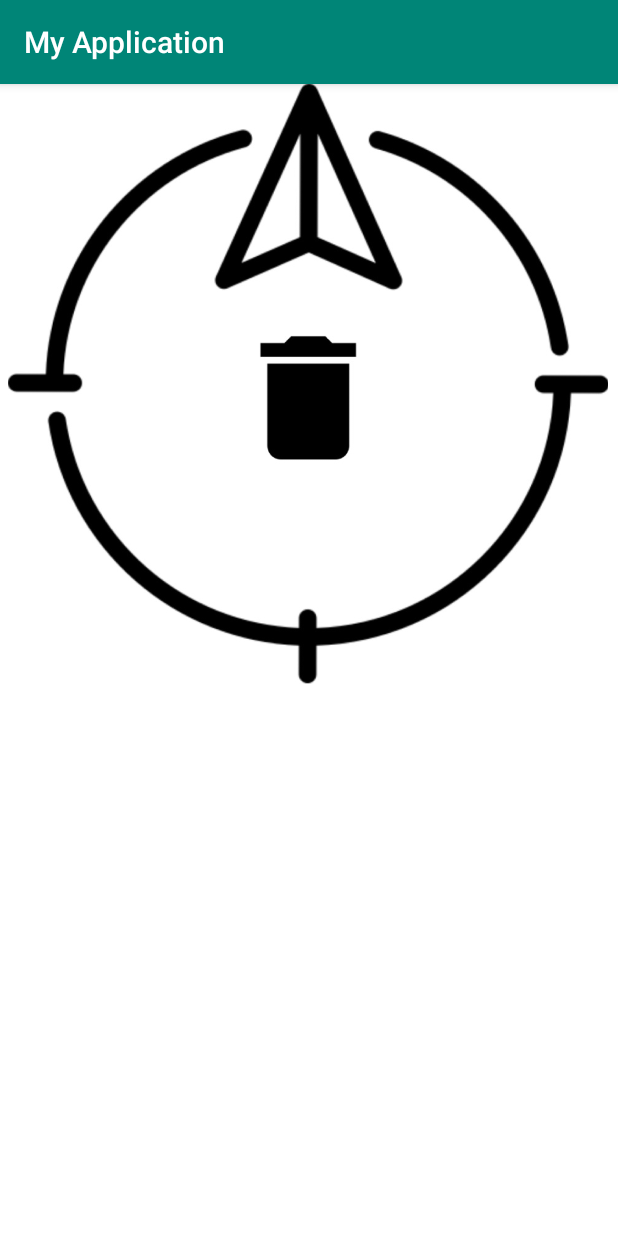
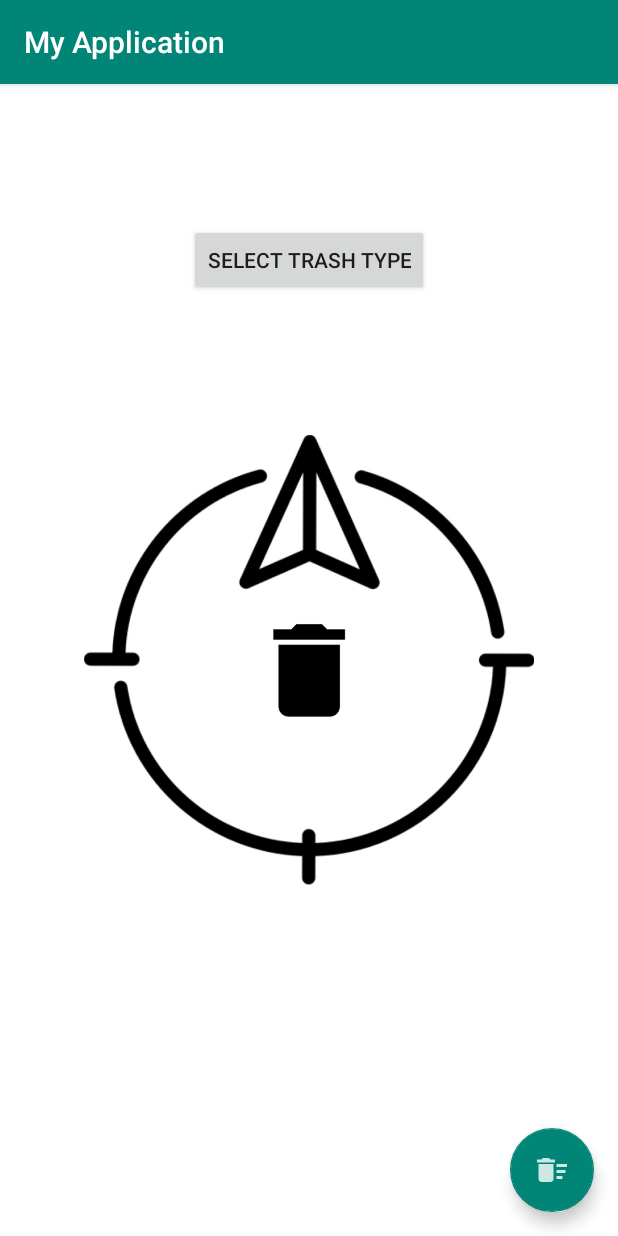
Before and after one commit to kiarashjamshidi/androidproject, an Android app: the screen it shows after launch (Compass), on a phone screen of 412 x 824 dp. Run offline under Robolectric (Android 15) with nearby library versions, the phone set to English and light mode, and no system bars.

Commit message:
floating action button added

```diff
--- a/TrashMap/app/build.gradle
+++ b/TrashMap/app/build.gradle
@@ -26,4 +26,7 @@ dependencies {
     testImplementation 'junit:junit:4.12'
     androidTestImplementation 'androidx.test:runner:1.2.0'
     androidTestImplementation 'androidx.test.espresso:espresso-core:3.2.0'
+    implementation 'com.google.android.material:material:1.0.0'
+
+
 }
--- a/TrashMap/app/src/main/java/android/sxample/myapplication/Compass.java
+++ b/TrashMap/app/src/main/java/android/sxample/myapplication/Compass.java
@@ -8,9 +8,41 @@ import android.hardware.SensorEventListener;
 import android.hardware.SensorEventListener2;
 import android.hardware.SensorManager;
 import android.os.Bundle;
+import android.content.Intent;
+import android.view.View;
 import android.view.animation.Animation;
 import android.view.animation.RotateAnimation;
 import android.widget.ImageView;
+import android.widget.Toast;
+
+
+import androidx.annotation.NonNull;
+import androidx.appcompat.app.AppCompatActivity;
+import androidx.appcompat.app.AlertDialog;
+
+import android.location.Location;
+import android.location.LocationListener;
+import android.location.LocationManager;
+import android.os.Bundle;
+import android.Manifest;
+import android.content.pm.PackageManager;
+import android.provider.Settings;
+import android.view.View;
+import android.widget.Button;
+import android.widget.Toast;
+import android.content.ContentValues;
+import android.content.Intent;
+import android.net.Uri;
+import android.os.Build;
+import android.provider.MediaStore;
+import android.widget.ImageView;
+
+import android.content.DialogInterface;
+import android.widget.TextView;
+
+import java.util.ArrayList;
+
+import com.google.android.material.floatingactionbutton.FloatingActionButton;
 
 public class Compass extends AppCompatActivity  implements SensorEventListener {
     private ImageView imageView;
@@ -20,6 +52,13 @@ public class Compass extends AppCompatActivity  implements SensorEventListener {
     private float currentazimuth =0f;
     private SensorManager mSensorManager;
 
+    Button mType2;
+    TextView mTypesSelected2;
+    String[] listTypes2;
+    boolean[] checkedTypes2;
+    ArrayList<Integer> mUserTypes2 = new ArrayList<>();
+
+
 
     @Override
     protected void onCreate(Bundle savedInstanceState) {
@@ -28,6 +67,73 @@ public class Compass extends AppCompatActivity  implements SensorEventListener {
         imageView =(ImageView)findViewById(R.id.compass);
         mSensorManager = (SensorManager)getSystemService(SENSOR_SERVICE);
 
+        FloatingActionButton fab = findViewById(R.id.fab_btn);
+        fab.setOnClickListener(new View.OnClickListener() {
+            @Override
+            public void onClick(View v) {
+                Intent intent = new Intent(Compass.this, Camera.class);
+                startActivity(intent);
+            }
+        });
+
+        mType2 = findViewById(R.id.btnTypes2);
+        mTypesSelected2 = findViewById(R.id.tvTypesSelected2);
+
+        listTypes2 = getResources().getStringArray(R.array.trash_type);
+        checkedTypes2 = new boolean[listTypes2.length];
+
+        mType2.setOnClickListener(new View.OnClickListener() {
+            @Override
+            public void onClick(View view) {
+                AlertDialog.Builder mBuilder = new AlertDialog.Builder(Compass.this);
+                mBuilder.setMultiChoiceItems(listTypes2, checkedTypes2, new DialogInterface.OnMultiChoiceClickListener() {
+                    @Override
+                    public void onClick(DialogInterface dialogInterface, int position, boolean isChecked) {
+                        if(isChecked){
+                            mUserTypes2.add(position);
+                        }else{
+                            mUserTypes2.remove((Integer.valueOf(position)));
+                        }
+                    }
+                });
+
+                mBuilder.setCancelable(false);
+                mBuilder.setPositiveButton(R.string.ok_label, new DialogInterface.OnClickListener() {
+                    @Override
+                    public void onClick(DialogInterface dialogInterface, int which) {
+                        String type = "";
+                        for (int i = 0; i < mUserTypes2.size(); i++) {
+                            type = type + listTypes2[mUserTypes2.get(i)];
+                            if (i != mUserTypes2.size() - 1) {
+                                type = type + ", ";
+                            }
+                        }
+                        mTypesSelected2.setText(type);
+                    }
+                });
+
+                mBuilder.setNegativeButton(R.string.dismiss_label, new DialogInterface.OnClickListener() {
+                    @Override
+                    public void onClick(DialogInterface dialogInterface, int i) {
+                        dialogInterface.dismiss();
+                    }
+                });
+
+                mBuilder.setNeutralButton(R.string.clear_all_label, new DialogInterface.OnClickListener() {
+                    @Override
+                    public void onClick(DialogInterface dialogInterface, int which) {
+                        for (int i = 0; i < checkedTypes2.length; i++) {
+                            checkedTypes2[i] = false;
+                            mUserTypes2.clear();
+                            mTypesSelected2.setText("");
+                        }
+                    }
+                });
+
+                AlertDialog mDialog = mBuilder.create();
+                mDialog.show();
+            }
+        });
 
     }
     @Override
@@ -88,4 +194,6 @@ public class Compass extends AppCompatActivity  implements SensorEventListener {
     public void onAccuracyChanged(Sensor sensor, int accuracy) {
 
     }
+
+
 }
--- a/TrashMap/app/src/main/res/layout/activity_camera.xml
+++ b/TrashMap/app/src/main/res/layout/activity_camera.xml
@@ -1,5 +1,6 @@
 <?xml version="1.0" encoding="utf-8"?>
-<androidx.constraintlayout.widget.ConstraintLayout xmlns:android="http://schemas.android.com/apk/res/android"
+<androidx.constraintlayout.widget.ConstraintLayout
+    xmlns:android="http://schemas.android.com/apk/res/android"
     xmlns:app="http://schemas.android.com/apk/res-auto"
     xmlns:tools="http://schemas.android.com/tools"
     android:layout_width="match_parent"
@@ -77,4 +78,6 @@
         app:layout_constraintStart_toStartOf="parent"
         app:layout_constraintTop_toBottomOf="@+id/capture_image_btn" />
 
+
+
 </androidx.constraintlayout.widget.ConstraintLayout>
--- a/TrashMap/app/src/main/res/layout/activity_compass.xml
+++ b/TrashMap/app/src/main/res/layout/activity_compass.xml
@@ -1,23 +1,64 @@
 <?xml version="1.0" encoding="utf-8"?>
-<androidx.constraintlayout.widget.ConstraintLayout xmlns:android="http://schemas.android.com/apk/res/android"
+<androidx.coordinatorlayout.widget.CoordinatorLayout xmlns:android="http://schemas.android.com/apk/res/android"
     xmlns:app="http://schemas.android.com/apk/res-auto"
     xmlns:tools="http://schemas.android.com/tools"
     android:layout_width="match_parent"
     android:layout_height="match_parent"
-    android:background="#fff"
+    android:background="@color/whiteColor"
     tools:context=".Compass">
+
+
+    <androidx.constraintlayout.widget.ConstraintLayout
+        android:layout_width="match_parent"
+        android:layout_height="match_parent">
+
+        <Button
+            android:id="@+id/btnTypes2"
+            android:layout_width="wrap_content"
+            android:layout_height="wrap_content"
+            android:text="@string/select_trash_type"
+            app:layout_constraintBottom_toTopOf="@+id/compass"
+            app:layout_constraintEnd_toEndOf="parent"
+            app:layout_constraintStart_toStartOf="parent"
+            app:layout_constraintTop_toTopOf="parent" />
+
+        <TextView
+            android:id="@+id/tvTypesSelected2"
+            android:layout_width="wrap_content"
+            android:layout_height="wrap_content"
+            android:gravity="center"
+            android:textColor="@color/colorPrimary"
+            android:textSize="25sp"
+            android:textStyle="italic"
+            app:layout_constraintBottom_toTopOf="@+id/compass"
+            app:layout_constraintEnd_toEndOf="parent"
+            app:layout_constraintStart_toStartOf="parent"
+            app:layout_constraintTop_toBottomOf="@+id/btnTypes2" />
 
         <ImageView
             android:id="@+id/compass"
-        android:layout_width="400dp"
-        android:layout_height="400dp"
-        android:layout_margin="10dp"
+            android:layout_width="300dp"
+            android:layout_height="300dp"
+            android:contentDescription="compassdirection"
+            android:scaleType="centerCrop"
+            android:src="@drawable/compass"
             android:textAlignment="center"
-        android:layout_centerHorizontal="true"
-        android:src="@drawable/compass"
+            app:layout_constraintBottom_toBottomOf="parent"
             app:layout_constraintEnd_toEndOf="parent"
-        app:layout_constraintHorizontal_bias="0.6"
             app:layout_constraintStart_toStartOf="parent"
-        tools:layout_editor_absoluteY="165dp" />
+            app:layout_constraintTop_toTopOf="parent" />
 
     </androidx.constraintlayout.widget.ConstraintLayout>
+
+    <com.google.android.material.floatingactionbutton.FloatingActionButton
+        android:id="@+id/fab_btn"
+        android:layout_width="wrap_content"
+        android:layout_height="wrap_content"
+        android:layout_gravity="end|bottom"
+        android:layout_margin="16dp"
+        android:src="@drawable/ic_add_bin"
+        app:backgroundTint="@color/colorPrimary"
+        app:elevation="6dp"
+        app:fabSize="normal" />
+
+</androidx.coordinatorlayout.widget.CoordinatorLayout>
--- a/TrashMap/app/src/main/res/values/colors.xml
+++ b/TrashMap/app/src/main/res/values/colors.xml
@@ -3,4 +3,5 @@
     <color name="colorPrimary">#008577</color>
     <color name="colorPrimaryDark">#00574B</color>
     <color name="colorAccent">#D81B60</color>
+    <color name="whiteColor">#fff</color>
 </resources>
--- a/TrashMap/build.gradle
+++ b/TrashMap/build.gradle
@@ -7,7 +7,7 @@ buildscript {
 
     }
     dependencies {
-        classpath 'com.android.tools.build:gradle:3.4.1'
+        classpath 'com.android.tools.build:gradle:3.5.3'
 
         // NOTE: Do not place your application dependencies here; they belong
         // in the individual module build.gradle files
```
Also changed, not shown: TrashMap/gradle/wrapper/gradle-wrapper.properties. Lines whose indentation alone changed are shown as unchanged.
